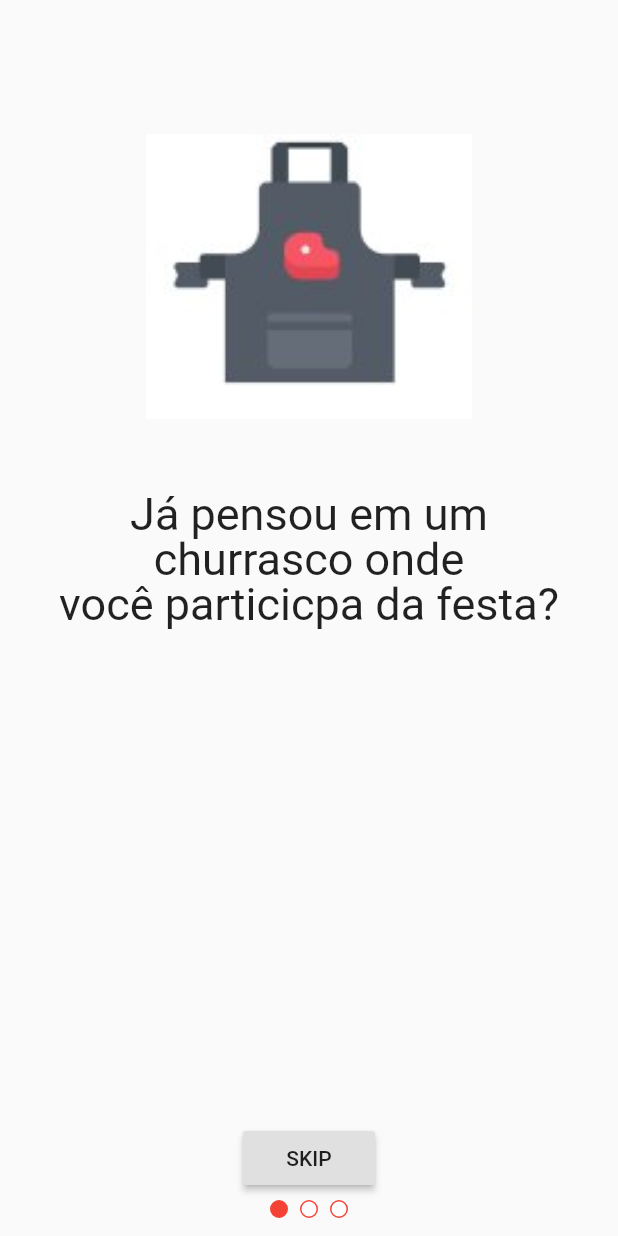
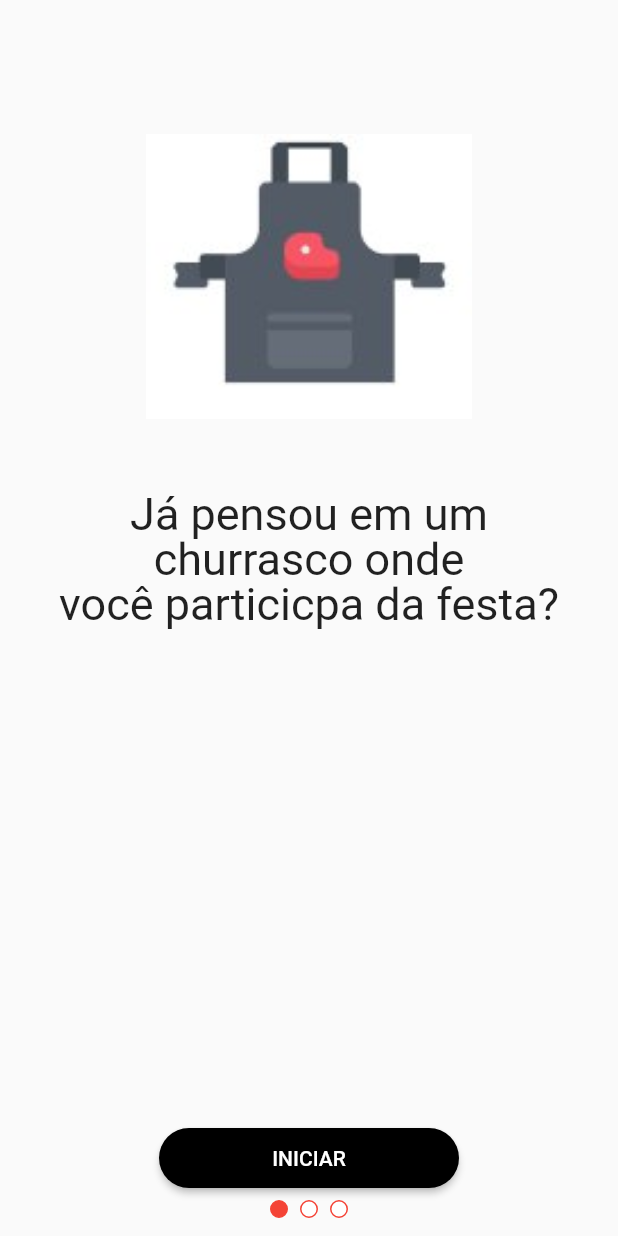
Before and after one commit to SmartMeat-UnB/smartmeat, a Flutter app: the screen it shows after launch, on a phone screen of 412 x 824 dp. Run offline on Flutter 3.47's test engine with Material 2 defaults, Android fonts, the phone set to English and light mode, and no system bars; our stand-ins replace image_cropper, image_picker.

Commit message:
finalizando botao iniciar

```diff
--- a/lib/screens/intro.dart
+++ b/lib/screens/intro.dart
@@ -31,9 +31,14 @@ class PageSelectorExample extends StatelessWidget {
           }).toList(),),
                 ),
               ),
-
-              RaisedButton(
-                child: Text('SKIP'),
+              ButtonTheme(
+                minWidth: 200.0,
+                height: 40.0,
+                child:RaisedButton(
+                  child: Text('INICIAR',style: TextStyle(
+                          color: Colors.white,),),
+                  color: Colors.black,
+                  shape: RoundedRectangleBorder(borderRadius: BorderRadius.circular(30.0)),
                   onPressed: () {
                     final TabController controller =
                         DefaultTabController.of(context);
@@ -41,7 +46,7 @@ class PageSelectorExample extends StatelessWidget {
                       controller.animateTo(choices.length - 1);
                     }
                   },
-              ),
+                )),
               TabPageSelector(color: Colors.white,selectedColor: Colors.red,),
             ],
           ),
```
Lines whose indentation alone changed are shown as unchanged.
